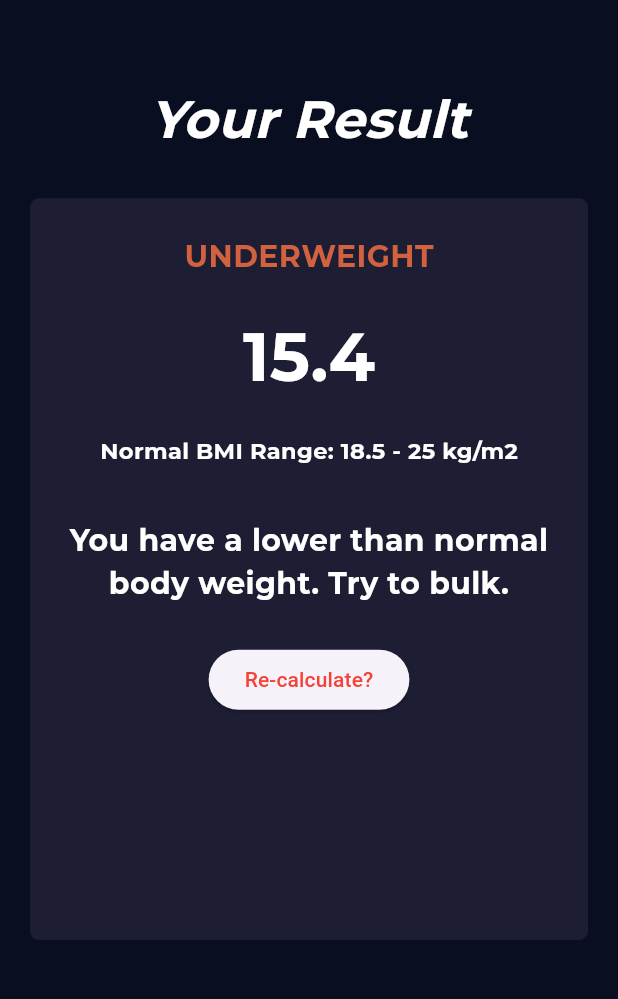
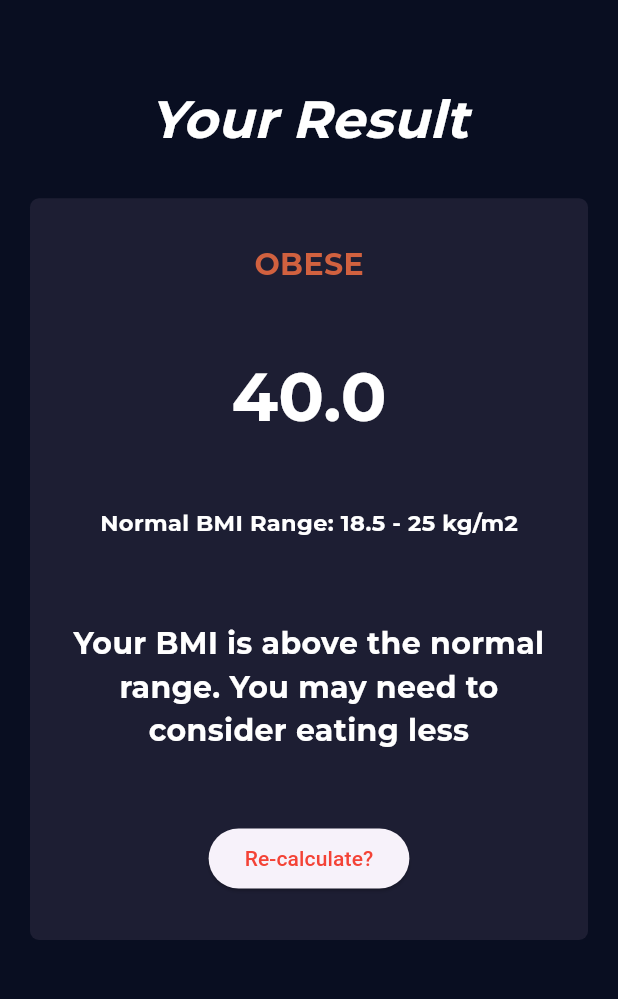
Before and after one commit to Azm1-afk/BMI_Calculator, a Flutter app: the screen it shows after launch, after a tap on "Calculate", on a phone screen of 412 x 824 dp, the part 63-1062 px from its top. Run offline on Flutter 3.47's test engine with Material 3 defaults, Android fonts, the phone set to English and light mode, and no system bars.

```diff
--- a/lib/bmi_calc.dart
+++ b/lib/bmi_calc.dart
@@ -1,5 +1,4 @@
 import 'dart:math';
-
 import 'package:bmi_calculator/result_page.dart';
 import 'package:bmi_calculator/widgets/age_card.dart';
 import 'package:bmi_calculator/widgets/femalecard.dart';
@@ -16,7 +15,7 @@ class MainPage extends StatefulWidget {
 }
 
 class _MainPageState extends State<MainPage> {
-  double height = 100; // this value is showing when calling print(height)
+  double height = 100; // this value is showing when calling print(height)✅
   int weight = 40; // we need to pass this value into the weight card widget ✅
   int age = 20; // we need to pass this value into the age card widget ✅
 
@@ -108,12 +107,12 @@ class _MainPageState extends State<MainPage> {
           FilledButton(
             onPressed: () {
               num requiredHeight = pow(height / 100, 2);
-              num bmi = weight / requiredHeight;
+              num requiredBMI = weight / requiredHeight;
               // print("Your BMI is $bmi");
 
               Navigator.push(
                 context,
-                MaterialPageRoute(builder: (context) => ResultPage()),
+                MaterialPageRoute(builder: (context) => ResultPage(bmi: requiredBMI)),
               );
             },
             style: FilledButton.styleFrom(
--- a/lib/result_page.dart
+++ b/lib/result_page.dart
@@ -2,7 +2,33 @@ import 'package:bmi_calculator/widgets/result_card.dart';
 import 'package:flutter/material.dart';
 
 class ResultPage extends StatelessWidget {
-  const ResultPage({super.key});
+
+  String bmiCategory(){
+    if (bmi < 18.5) {
+      return "UNDERWEIGHT";
+    } else if (bmi >= 18.5 && bmi < 24.9) {
+      return "NORMAL";
+    } else if (bmi >= 25 && bmi < 29.9) {
+      return "OVERWEIGHT";
+    } else {
+      return "OBESE";
+    }
+  }
+
+  String getRecommendation(){
+    if (bmi < 18.5) {
+      return "You are underweight and need to eat more.";
+    } else if (bmi >= 18.5 && bmi < 24.9) {
+      return "Your BMI is within the perfect range. You need not make any changes.";
+    } else if (bmi >= 25 && bmi < 29.9) {
+      return "Your BMI is above the normal range. You may need to consider eating less";
+    } else {
+      return "Your BMI is above the normal range. You may need to consider eating less";
+    }
+  }
+  final num bmi;
+  const ResultPage({super.key, required this.bmi});
+
 
   @override
   Widget build(BuildContext context) {
@@ -41,7 +67,7 @@ class ResultPage extends StatelessWidget {
               height: 8.2,
             ),
 
-            ResultCard()
+            ResultCard(passedBMI: bmi, recommendation: getRecommendation(), categoryPassed: bmiCategory(),)
 
           ],
         ),
--- a/lib/widgets/result_card.dart
+++ b/lib/widgets/result_card.dart
@@ -2,13 +2,18 @@ import 'package:bmi_calculator/bmi_calc.dart';
 import 'package:flutter/material.dart';
 
 class ResultCard extends StatelessWidget {
-  const ResultCard({super.key});
+
+  final num passedBMI;
+  final String recommendation;
+  final String categoryPassed;
+  const ResultCard({super.key, required this.passedBMI, required this.recommendation, required this.categoryPassed});
 
   @override
   Widget build(BuildContext context) {
     double screenWidth = MediaQuery.of(context).size.height;
 
-    return Container(
+    return Center(
+      child: Container(
         height: screenWidth * 0.6,
 
         decoration: BoxDecoration(
@@ -18,9 +23,10 @@ class ResultCard extends StatelessWidget {
         child: Padding(
           padding: const EdgeInsets.all(25.0),
           child: Column(
+            mainAxisAlignment: MainAxisAlignment.spaceAround,
             children: [
               Text(
-              'UNDERWEIGHT',
+                categoryPassed,
                 style: TextStyle(
                   fontFamily: 'Montserrat',
                   fontSize: 20,
@@ -31,7 +37,7 @@ class ResultCard extends StatelessWidget {
               const SizedBox(height: 20),
 
               Text(
-              '15.4',
+                passedBMI.toDouble().toStringAsFixed(1),
                 style: TextStyle(
                   fontFamily: 'Montserrat',
                   fontSize: 45,
@@ -53,7 +59,7 @@ class ResultCard extends StatelessWidget {
               const SizedBox(height: 35),
 
               Text(
-              'You have a lower than normal body weight. Try to bulk.',
+                recommendation,
                 style: TextStyle(
                   fontSize: 20,
                   fontFamily: 'Montserrat',
@@ -73,6 +79,7 @@ class ResultCard extends StatelessWidget {
             ],
           ),
         ),
+      ),
     );
   }
 }
```
Lines whose indentation alone changed are shown as unchanged.
